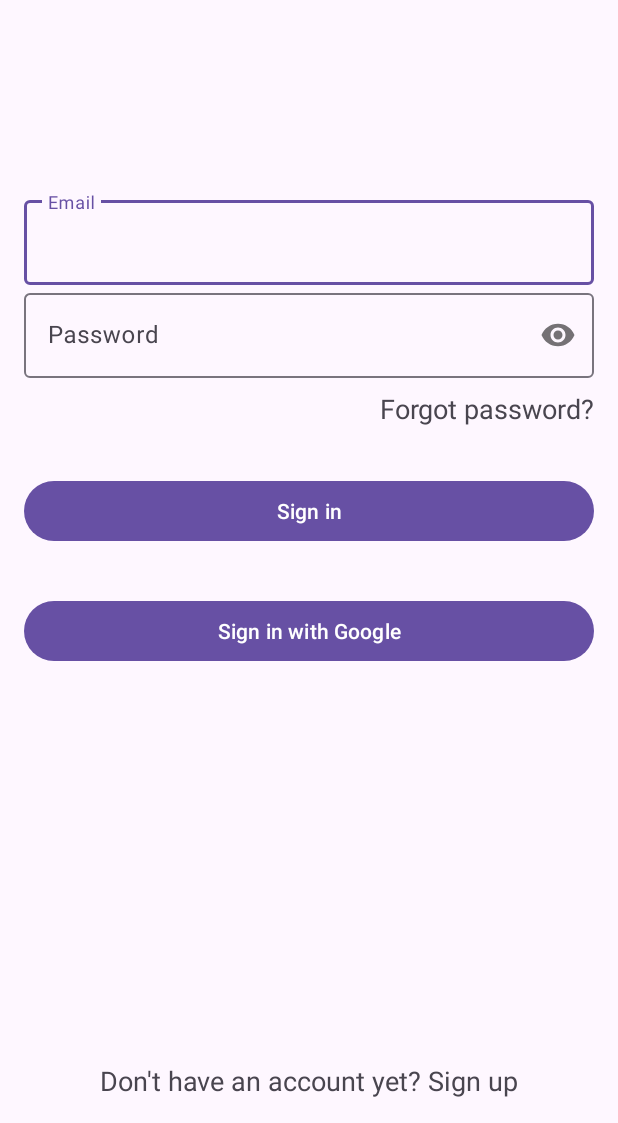
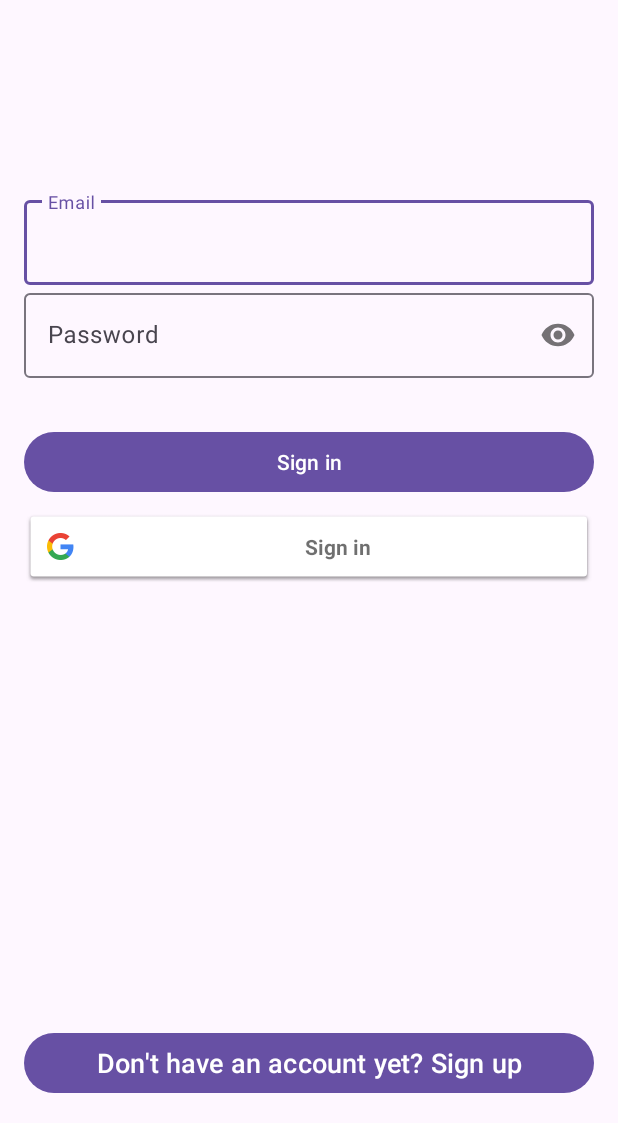
Before and after one commit to Jono-A/MP3CashApp, an Android app: the screen it shows after launch (LoginActivity), on a phone screen of 412 x 824 dp, the part 113-1236 px from its top. Run offline under Robolectric (Android 15) with nearby library versions, the phone set to English and light mode, and no system bars.

Commit message:
jono updates

```diff
--- a/app/src/main/java/com/example/cashapp/LoginActivity.kt
+++ b/app/src/main/java/com/example/cashapp/LoginActivity.kt
@@ -5,9 +5,11 @@ import androidx.appcompat.app.AppCompatActivity
 import android.os.Bundle
 import android.widget.Toast
 import com.example.cashapp.databinding.ActivityLoginBinding
+import com.google.android.gms.auth.api.signin.GoogleSignInClient
 
 class LoginActivity : AppCompatActivity() {
     private lateinit var binding : ActivityLoginBinding
+    private lateinit var mGoogleSignInClient: GoogleSignInClient
     override fun onCreate(savedInstanceState: Bundle?) {
         super.onCreate(savedInstanceState)
         binding = ActivityLoginBinding.inflate(layoutInflater)
@@ -57,6 +59,8 @@ class LoginActivity : AppCompatActivity() {
                 }
             }
         }
+
+
     }
 
     private fun validateLogin (email : String, password : String) : Boolean {
--- a/app/src/main/res/layout/activity_login.xml
+++ b/app/src/main/res/layout/activity_login.xml
@@ -55,17 +55,7 @@
 
     </com.google.android.material.textfield.TextInputLayout>
 
-    <TextView
-        android:id="@+id/tv_forgot_password"
-        android:layout_width="match_parent"
-        android:layout_height="wrap_content"
-        android:layout_marginStart="16dp"
-        android:layout_marginTop="8dp"
-        android:layout_marginEnd="16dp"
-        android:gravity="end"
-        android:text="Forgot password?"
-        android:textSize="18sp"
-        app:layout_constraintTop_toBottomOf="@id/til_password" />
+
 
     <Button
         android:id="@+id/btn_signin"
@@ -75,20 +65,19 @@
         android:layout_marginTop="32dp"
         android:layout_marginEnd="16dp"
         android:text="Sign in"
-        app:layout_constraintTop_toBottomOf="@id/tv_forgot_password" />
+        app:layout_constraintTop_toBottomOf="@id/til_password" />
 
-    <Button
-        android:id="@+id/btn_signin_g"
+    <com.google.android.gms.common.SignInButton
+        android:id="@+id/btn_google"
         android:layout_width="match_parent"
         android:layout_height="wrap_content"
         android:layout_marginStart="16dp"
-        android:layout_marginTop="32dp"
+        android:layout_marginTop="8dp"
         android:layout_marginEnd="16dp"
-        android:text="Sign in with Google"
         app:layout_constraintTop_toBottomOf="@id/btn_signin" />
 
 
-    <TextView
+    <Button
         android:id="@+id/tv_signup"
         android:layout_width="match_parent"
         android:layout_height="wrap_content"
```
